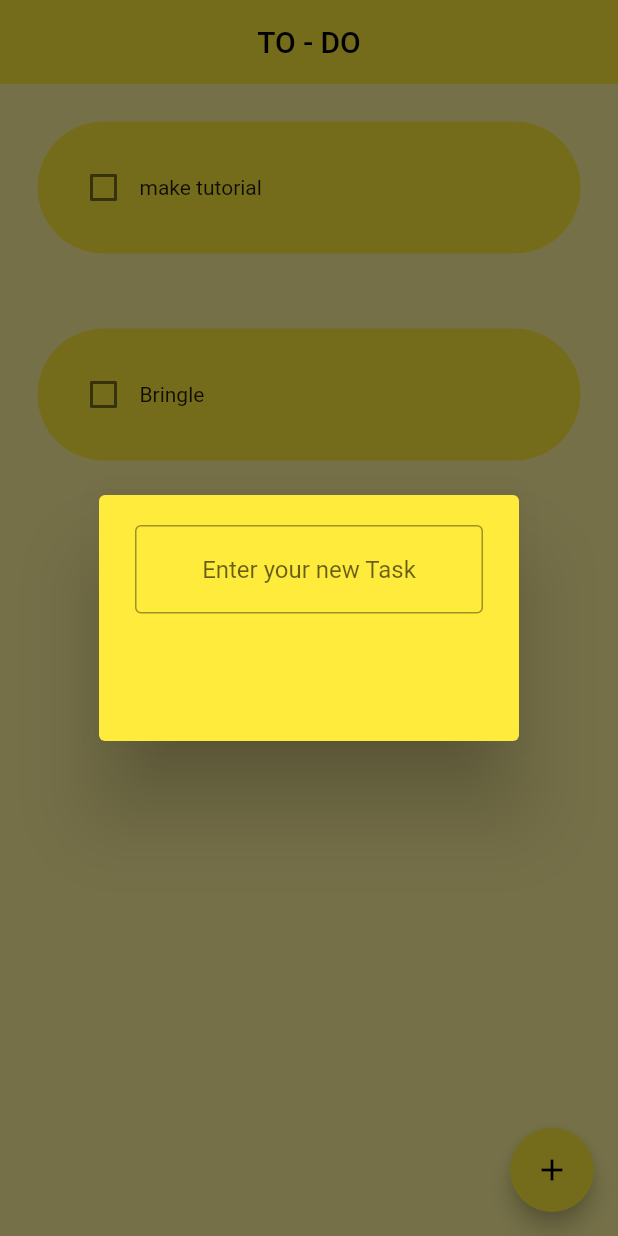
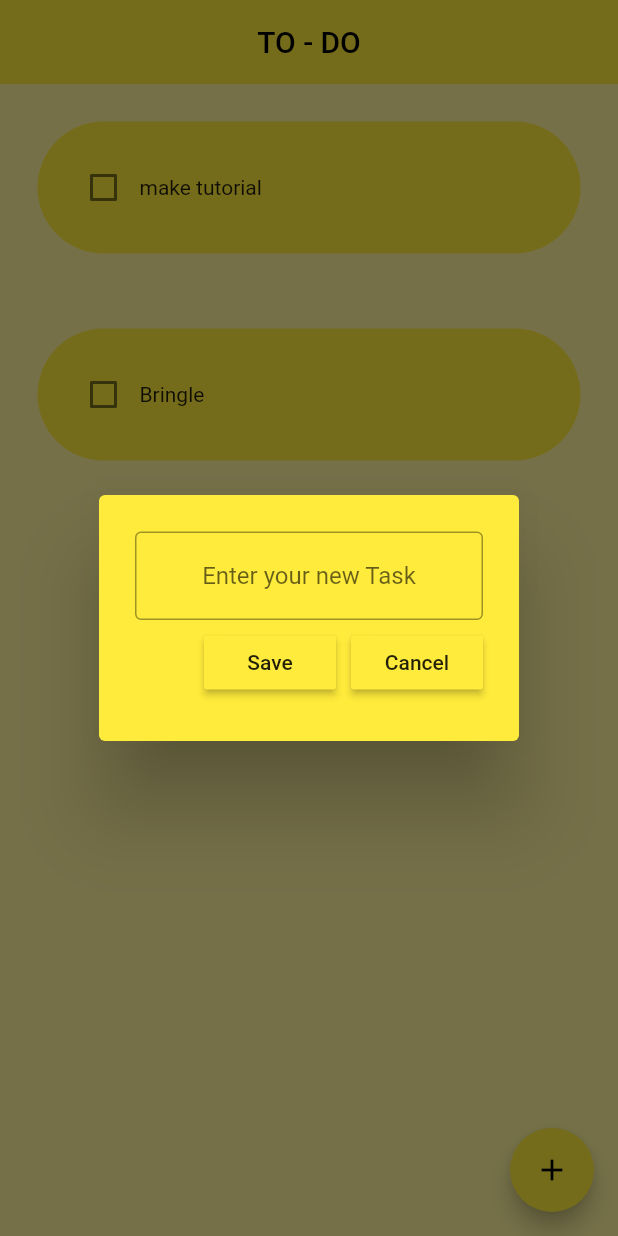
Before and after one commit to prashantpro01/to_do, a Flutter app: the screen it shows after launch, after a tap on the "add" icon, on a phone screen of 412 x 824 dp. Run offline on Flutter 3.47's test engine with Material 2 defaults, Android fonts, the phone set to English and light mode, and no system bars; drawn by our look-alikes of flutter_slidable.

Commit message:
ui complete

```diff
--- a/lib/pages/home_page.dart
+++ b/lib/pages/home_page.dart
@@ -13,11 +13,21 @@ class HomePage extends StatefulWidget {
 }
 
 class _HomePageState extends State<HomePage> {
+  //text controller
+  final _controller = TextEditingController();
   //list todo
   List toDoList = [
     ["make tutorial", false],
     ["Bringle", false],
   ];
+  //save new task
+  void saveNewTask() {
+    setState(() {
+      toDoList.add([_controller.text, false]);
+      _controller.clear();
+    });
+    Navigator.of(context).pop();
+  }
 
   //checkbox was tapped
   void checkBoxChanged(bool? value, int index) {
@@ -31,9 +41,20 @@ class _HomePageState extends State<HomePage> {
     showDialog(
       context: context,
       builder: (context) {
-        return DialogBox();
+        return DialogBox(
+          controller: _controller,
+          onSave: saveNewTask,
+          onCancel: () => Navigator.of(context).pop(),
+        );
       },
     );
+  }
+
+  //delete task
+  void deleteTask(int index) {
+    setState(() {
+      toDoList.removeAt(index);
+    });
   }
 
   @override
@@ -61,7 +82,9 @@ class _HomePageState extends State<HomePage> {
                 value,
                 index,
               );
-              });
+            },
+            deleteFunction: (context) => deleteTask(index),
+          );
         },
       ),
       // body: ListView(
--- a/lib/util/dialog_box.dart
+++ b/lib/util/dialog_box.dart
@@ -2,8 +2,18 @@
 
 import "package:flutter/material.dart";
 
+import "my_button.dart";
+
 class DialogBox extends StatelessWidget {
-  const DialogBox({super.key});
+  final controller;
+  VoidCallback onSave;
+  VoidCallback onCancel;
+  DialogBox({
+    super.key,
+    required this.controller,
+    required this.onCancel,
+    required this.onSave,
+  });
 
   @override
   Widget build(BuildContext context) {
@@ -11,9 +21,11 @@ class DialogBox extends StatelessWidget {
       backgroundColor: Colors.yellow,
       content: SizedBox(
         height: 120,
-        child: Column(children: [
+        child:
+            Column(mainAxisAlignment: MainAxisAlignment.spaceEvenly, children: [
           //get user input
           TextField(
+            controller: controller,
             textAlign: TextAlign.center,
             decoration: InputDecoration(
               border: OutlineInputBorder(),
@@ -21,6 +33,16 @@ class DialogBox extends StatelessWidget {
             ),
           ),
           //buttons-- save and cancel
+          Row(
+            mainAxisAlignment: MainAxisAlignment.end,
+            children: [
+              MyButton(text: "Save", onPressed: onSave),
+              const SizedBox(
+                width: 10,
+              ),
+              MyButton(text: "Cancel", onPressed: onCancel)
+            ],
+          )
         ]),
       ),
     );
--- /dev/null
+++ b/lib/util/my_button.dart
@@ -0,0 +1,13 @@
+import 'package:flutter/material.dart';
+
+class MyButton extends StatelessWidget {
+  final String text;
+  VoidCallback onPressed;
+
+   MyButton({super.key, required this.text, required this.onPressed});
+
+  @override
+  Widget build(BuildContext context) {
+    return MaterialButton(onPressed: onPressed,color: Theme.of(context).primaryColor,child: Text(text),);
+  }
+}
--- a/lib/util/todo_tile.dart
+++ b/lib/util/todo_tile.dart
@@ -1,6 +1,7 @@
 // ignore_for_file: prefer_const_constructors, prefer_const_literals_to_create_immutables, must_be_immutable
 
 import 'package:flutter/material.dart';
+import 'package:flutter_slidable/flutter_slidable.dart';
 
 class ToDoTile extends StatelessWidget {
   ToDoTile({
@@ -8,16 +9,27 @@ class ToDoTile extends StatelessWidget {
     required this.taskName,
     required this.takCompleted,
     required this.onChanged,
+    required this.deleteFunction,
   });
 
   final String taskName;
   final bool takCompleted;
   Function(bool?)? onChanged;
+  Function(BuildContext) deleteFunction;
 
   @override
   Widget build(BuildContext context) {
     return Padding(
       padding: EdgeInsets.all(25.0),
+      child: Slidable(
+        endActionPane: ActionPane(motion: StretchMotion(), children: [
+          SlidableAction(
+            onPressed: deleteFunction,
+            icon: Icons.delete,
+            backgroundColor: Colors.red,
+            borderRadius: BorderRadius.circular(90),
+          )
+        ]),
         child: Container(
           padding: EdgeInsets.all(20),
           decoration: BoxDecoration(
@@ -40,6 +52,7 @@ class ToDoTile extends StatelessWidget {
             ],
           ),
         ),
+      ),
     );
   }
 }
--- a/pubspec.yaml
+++ b/pubspec.yaml
@@ -35,6 +35,7 @@ dependencies:
   # The following adds the Cupertino Icons font to your application.
   # Use with the CupertinoIcons class for iOS style icons.
   cupertino_icons: ^1.0.2
+  flutter_slidable: ^3.0.1
 
 dev_dependencies:
   flutter_test:
```
Also changed, not shown: pubspec.lock, 2 other files. Lines whose indentation alone changed are shown as unchanged.
